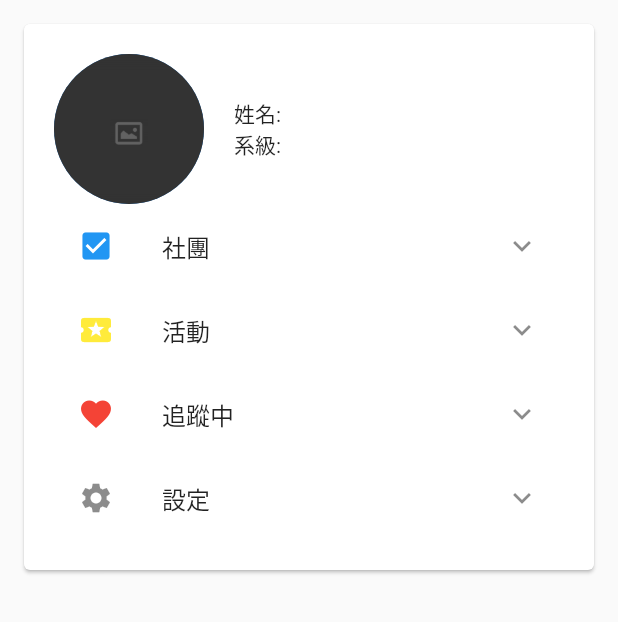
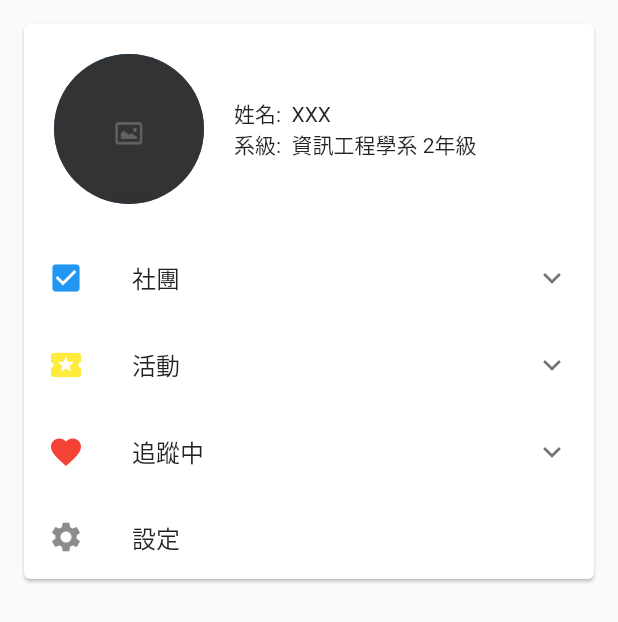
Before and after one commit to babyhui/afterclass_calendar, a Flutter app: the Account screen opened directly, on a phone screen of 412 x 824 dp. Shown: the top 622 px of the screen. Run offline on Flutter 3.47's test engine with Material 2 defaults, Android fonts, the phone set to English and light mode, and no system bars; our stand-ins replace table_calendar; network calls fail.

Commit message:
ExpansionTile

```diff
--- a/afterclass_calendar/lib/page/account.dart
+++ b/afterclass_calendar/lib/page/account.dart
@@ -8,10 +8,10 @@ class Account extends StatelessWidget {
         child: Padding(
           padding: const EdgeInsets.all(12.0),
           child: Card(
-            child: Padding(
+            child: Column(children: <Widget>[
+              Padding(
                 padding: const EdgeInsets.all(20.0),
-              child: Column(children: <Widget>[
-                Row(children: <Widget>[
+                child: Row(children: <Widget>[
                   CircleAvatar(
                     radius: 50,
                     backgroundImage: AssetImage(
@@ -20,34 +20,43 @@ class Account extends StatelessWidget {
                   ),
                   Container(
                     margin: EdgeInsets.fromLTRB(20, 0, 0, 0),
-                    child: Column(children: <Widget>[
-                      Text("姓名: "),
-                      Text("系級: "),
+                    child: Column(
+                        crossAxisAlignment: CrossAxisAlignment.start,
+                        children: <Widget>[
+                          Text("姓名:  XXX"),
+                          Text("系級:  資訊工程學系 2年級"),
                         ]),
                   ),
                 ]),
-                ListTile(
+              ),
+              ExpansionTile(
                 leading: Icon(Icons.check_box, color: Colors.blue),
                 title: Text("社團"),
-                  trailing: Icon(Icons.keyboard_arrow_down),
+                children: <Widget>[
+                  ListTile(
+                    title: Text("逢甲大學 iOS Club 志工隊"),
                   ),
                   ListTile(
+                    title: Text("熱門音樂社"),
+                  ),
+                  ListTile(
+                    title: Text("琴韻吉他社"),
+                  ),
+                ],
+              ),
+              ExpansionTile(
                 leading: Icon(Icons.local_activity, color: Colors.yellow),
                 title: Text("活動"),
-                  trailing: Icon(Icons.keyboard_arrow_down),
               ),
-                ListTile(
+              ExpansionTile(
                 leading: Icon(Icons.favorite, color: Colors.red),
                 title: Text("追蹤中"),
-                  trailing: Icon(Icons.keyboard_arrow_down),
               ),
               ListTile(
                 leading: Icon(Icons.settings),
                 title: Text("設定"),
-                  trailing: Icon(Icons.keyboard_arrow_down),
               ),
             ]),
-            ),
           ),
         ),
       ),
```
Also changed, not shown: afterclass_calendar/lib/account_service/account_model.dart (added, +18 -0 lines). Lines whose indentation alone changed are shown as unchanged.
